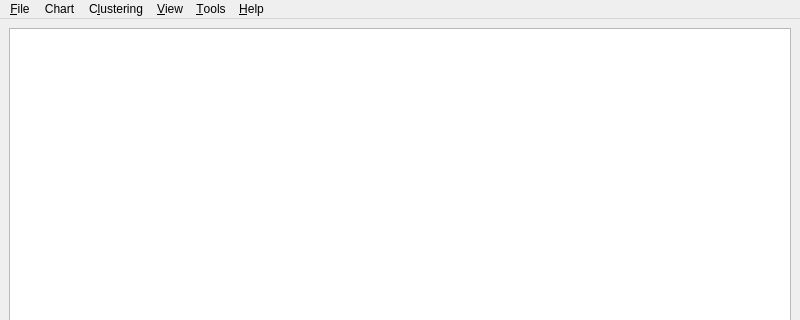
Above: mongochem/app/mainwindow.ui from OpenChemistry/mongochem before the change; both pictures show x 0 to 800 and y 0 to 320 of the 800 by 600 pixel window. Below: the same form after it.
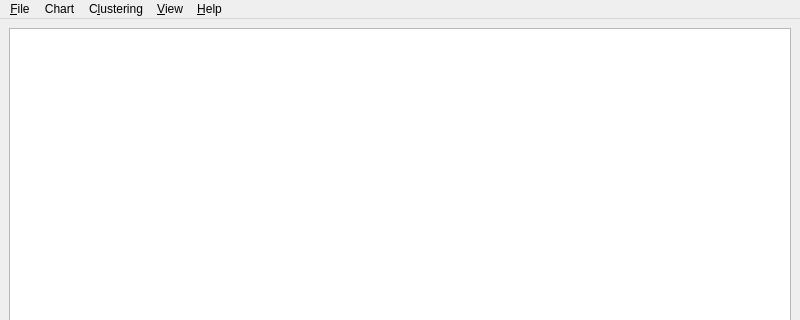
That is the form after the change. Custom widgets are drawn as their Qt base class.

Commit message:
Remove Calculate Fingerprints button
This removes the calculate fingerprints button from the
tool menu.

The edit to the form file:
```diff
--- a/mongochem/app/mainwindow.ui
+++ b/mongochem/app/mainwindow.ui
@@ -30,7 +30,7 @@
      <x>0</x>
      <y>0</y>
      <width>800</width>
-     <height>20</height>
+     <height>18</height>
     </rect>
    </property>
    <widget class="QMenu" name="menu_File">
@@ -69,17 +69,10 @@
      <string>C&amp;lustering</string>
     </property>
    </widget>
-   <widget class="QMenu" name="menuTools">
-    <property name="title">
-     <string>&amp;Tools</string>
-    </property>
-    <addaction name="actionCalculateFingerprints"/>
-   </widget>
    <addaction name="menu_File"/>
    <addaction name="menuChart"/>
    <addaction name="menuClustering"/>
    <addaction name="menu_View"/>
-   <addaction name="menuTools"/>
    <addaction name="menu_Help"/>
   </widget>
   <widget class="QStatusBar" name="statusbar"/>
```
The commit also changes 1 other file.
